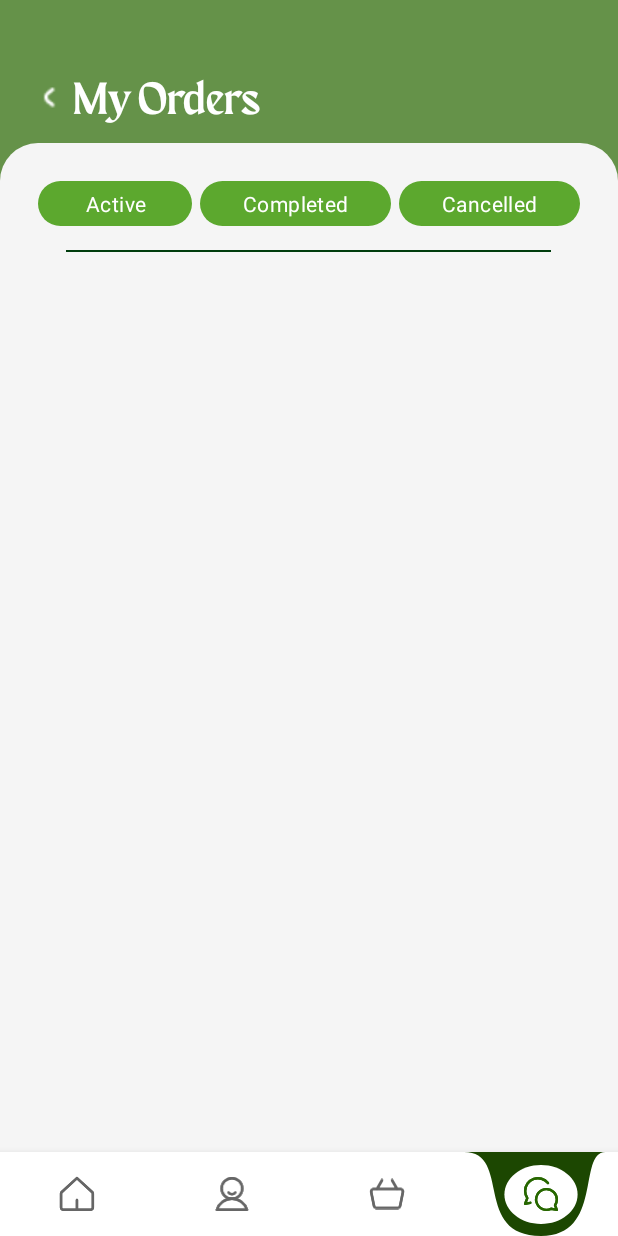
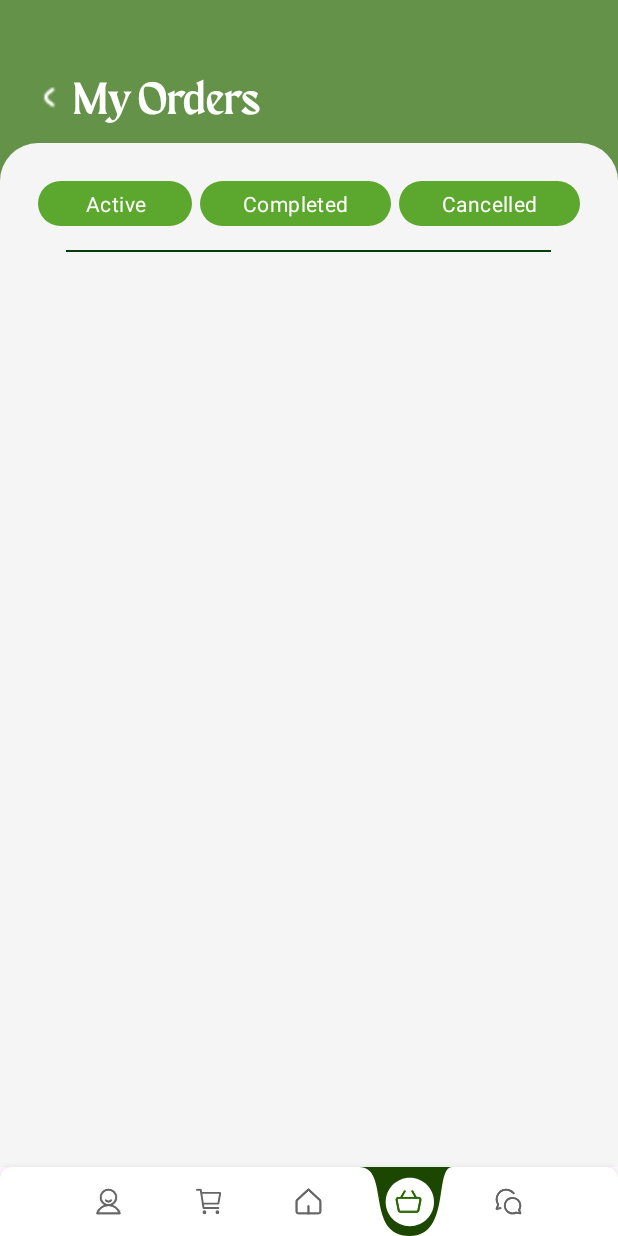
Before and after one commit to aishki/umahan, an Android app: the MainActivity screen opened directly, with no data from a screen before it, item 4 of the bottom bar chosen, on a phone screen of 412 x 824 dp. Run offline under Robolectric (Android 15) with nearby library versions, the light colour scheme and no system bars; 1 statement that could not run was skipped.

Commit message:
bottom nav bar updated with additional cart

```diff
--- a/app/src/main/java/com/example/b2b/MainActivity.kt
+++ b/app/src/main/java/com/example/b2b/MainActivity.kt
@@ -3,6 +3,7 @@
 import android.content.Intent
 import android.os.Bundle
 import android.util.Log
+import android.view.ViewGroup
 import androidx.appcompat.app.AppCompatActivity
 import androidx.fragment.app.Fragment
 import com.google.android.material.bottomnavigation.BottomNavigationView
@@ -14,6 +15,18 @@
         setContentView(R.layout.activity_main)
 
         val bottomNavigationView = findViewById<BottomNavigationView>(R.id.bottom_navigation)
+
+
+// Iterate through the BottomNavigationView items
+        for (i in 0 until bottomNavigationView.childCount) {
+            val itemView = bottomNavigationView.getChildAt(i)
+
+            // Adjust the width of each item programmatically
+            val params = itemView.layoutParams as ViewGroup.LayoutParams
+            params.width = 500 // Set the desired width in pixels or convert dp to px
+            itemView.layoutParams = params
+        }
+
 
         if (savedInstanceState == null) {
             val userType = intent.getStringExtra("USER_TYPE")
@@ -49,6 +62,10 @@
                     // loadFragment(BuyerChatFragment())
                     true
                 }
+                R.id.cart -> {
+                    // loadFragment(BuyerCartFragment())
+                    true
+                }
                 else -> false
             }
         }
--- /dev/null
+++ b/app/src/main/res/drawable/ic_cart.xml
@@ -0,0 +1,38 @@
+<vector xmlns:android="http://schemas.android.com/apk/res/android"
+    android:width="31dp"
+    android:height="31dp"
+    android:viewportWidth="31"
+    android:viewportHeight="31">
+  <group>
+    <clip-path
+        android:pathData="M0.474,0.5h30v30h-30z"/>
+    <path
+        android:pathData="M10.828,29.069C11.417,29.069 11.894,28.517 11.894,27.836C11.894,27.154 11.417,26.602 10.828,26.602C10.24,26.602 9.763,27.154 9.763,27.836C9.763,28.517 10.24,29.069 10.828,29.069Z"
+        android:strokeLineJoin="round"
+        android:strokeWidth="2.22222"
+        android:fillColor="#00000000"
+        android:strokeColor="#276700"
+        android:strokeLineCap="round"/>
+    <path
+        android:pathData="M25.743,29.069C26.332,29.069 26.809,28.517 26.809,27.836C26.809,27.154 26.332,26.602 25.743,26.602C25.155,26.602 24.678,27.154 24.678,27.836C24.678,28.517 25.155,29.069 25.743,29.069Z"
+        android:strokeLineJoin="round"
+        android:strokeWidth="2.22222"
+        android:fillColor="#00000000"
+        android:strokeColor="#276700"
+        android:strokeLineCap="round"/>
+    <path
+        android:pathData="M2.306,1.931H6.567L9.763,22.901H26.809"
+        android:strokeLineJoin="round"
+        android:strokeWidth="2.22222"
+        android:fillColor="#00000000"
+        android:strokeColor="#276700"
+        android:strokeLineCap="round"/>
+    <path
+        android:pathData="M9.763,17.967H26.372C26.495,17.968 26.615,17.918 26.71,17.828C26.805,17.737 26.87,17.611 26.895,17.472L28.812,6.37C28.828,6.28 28.826,6.188 28.807,6.099C28.788,6.011 28.752,5.928 28.702,5.857C28.652,5.787 28.589,5.73 28.517,5.691C28.446,5.652 28.368,5.632 28.289,5.632H7.633"
+        android:strokeLineJoin="round"
+        android:strokeWidth="2.22222"
+        android:fillColor="#00000000"
+        android:strokeColor="#276700"
+        android:strokeLineCap="round"/>
+  </group>
+</vector>
--- a/app/src/main/res/drawable/nav_item_active_background.xml
+++ b/app/src/main/res/drawable/nav_item_active_background.xml
@@ -1,9 +1,8 @@
 <vector xmlns:android="http://schemas.android.com/apk/res/android"
-    android:width="55dp"
-    android:height="55dp"
-    android:viewportWidth="122"
-    android:viewportHeight="77"
-    android:scaleType="fitXY">
+    android:width="113dp"
+    android:height="70dp"
+    android:viewportWidth="120"
+    android:viewportHeight="77">
 
     <!-- First path (the green ellipse) -->
     <path
--- /dev/null
+++ b/app/src/main/res/drawable/nav_rounded_bg.xml
@@ -0,0 +1,9 @@
+<?xml version="1.0" encoding="utf-8"?>
+<shape xmlns:android="http://schemas.android.com/apk/res/android">
+    <solid android:color="#FFFFFF" /> <!-- Background color for the BottomNavigationView -->
+    <corners
+        android:topLeftRadius="8dp"
+        android:topRightRadius="8dp"
+        android:bottomLeftRadius="0dp"
+        android:bottomRightRadius="0dp" />
+</shape>
--- a/app/src/main/res/layout/activity_main.xml
+++ b/app/src/main/res/layout/activity_main.xml
@@ -16,14 +16,15 @@
     <com.google.android.material.bottomnavigation.BottomNavigationView
         android:id="@+id/bottom_navigation"
         android:layout_width="match_parent"
-        android:layout_height="wrap_content"
+        android:layout_height="46dp"
         android:layout_alignParentBottom="true"
-        app:layout_constraintEnd_toEndOf="parent"
-        app:layout_constraintHorizontal_bias="0.5"
-        app:layout_constraintStart_toStartOf="parent"
+        android:paddingHorizontal="5dp"
+        android:background="@drawable/nav_rounded_bg"
+        android:clipToOutline="true"
+        android:theme="@style/BottomNavigationViewNoTheme"
+        app:itemIconSize="18dp"
         app:labelVisibilityMode="unlabeled"
         app:menu="@menu/bottom_nav_menu"
         app:itemIconTint="@null"
-        android:theme="@style/BottomNavigationViewNoTheme"
-        app:itemBackground="@drawable/nav_item_background_selector"/>
+        app:itemBackground="@drawable/nav_item_background_selector" />
 </RelativeLayout>
--- a/app/src/main/res/menu/bottom_nav_menu.xml
+++ b/app/src/main/res/menu/bottom_nav_menu.xml
@@ -1,21 +1,31 @@
 <menu xmlns:android="http://schemas.android.com/apk/res/android">
+    <item
+        android:id="@+id/profile"
+        android:icon="@drawable/ic_profile"
+        android:layout_margin="10dp"
+        android:title="Profile" />
+
+    <item
+        android:id="@+id/cart"
+        android:icon="@drawable/ic_cart"
+        android:layout_margin="10dp"
+        android:title="Cart" />
+
     <item
         android:id="@+id/home"
         android:icon="@drawable/ic_home"
+        android:layout_margin="10dp"
         android:title="Home" />
-
-    <item
-        android:id="@+id/profile"
-        android:icon="@drawable/ic_profile"
-        android:title="Profile" />
 
     <item
         android:id="@+id/my_orders"
         android:icon="@drawable/ic_my_orders"
+        android:layout_margin="10dp"
         android:title="My Orders" />
 
     <item
         android:id="@+id/chat"
         android:icon="@drawable/ic_msg"
+        android:layout_margin="10dp"
         android:title="Chat" />
 </menu>
--- a/app/src/main/res/values/strings.xml
+++ b/app/src/main/res/values/strings.xml
@@ -1,34 +1,71 @@
 <resources>
+    <!-- App Name -->
     <string name="app_name">Umahan</string>
-    <string name="forget_password">Forgot Password?</string>
-    <string name="log_in">Log In</string>
-    <string name="don_t_have_an_account_sign_up">Don’t have an account? Sign Up</string>
-    <string name="bgimage">bgimage</string>
+
+    <!-- Welcome Message -->
     <string name="welcome_msg">Welcome to\nUmahan!</string>
-    <string name="umahan_link">Umahan Link</string>
-    <string name="bdescrip">Umahan Link helps farmers sell directly to businesses for fair prices and fresh produce. Sign in to manage your sales, explore products, and grow your farm business easily.</string>
+
+    <!-- Descriptions -->
+    <string name="umahan_link">Umahan</string>
+    <string name="bdescrip">Umahan helps farmers sell directly to businesses for fair prices and fresh produce. Sign in to manage your sales, explore products, and grow your farm business easily.</string>
+
+    <!-- Default Data -->
     <string name="defaultemail">bellaesther@gmail.com</string>
     <string name="defaultpassword">••••••••</string>
+
+    <!-- Button Labels -->
+    <string name="log_in">Log In</string>
+    <string name="sign_up">Sign Up</string>
     <string name="back_button">Back</string>
+
+    <!-- Labels for Form Inputs -->
     <string name="email_label">Email</string>
     <string name="password_label">Password</string>
     <string name="name_label">Name</string>
     <string name="phone_number">Phone Number</string>
-    <string name="ques">Are you a..</string>
     <string name="suffix">Suffix</string>
     <string name="last_name">Last name</string>
     <string name="middle_name">Middle name</string>
     <string name="first_name">First name</string>
+
+    <!-- Placeholder Data -->
     <string name="sample_contact_no">(+639) 1231 2345</string>
-    <string name="sign_up">Sign Up</string>
+
+    <!-- Roles & Questions -->
+    <string name="ques">Are you a..</string>
     <string name="select">Select Role</string>
     <string name="farmer">Farmer</string>
     <string name="buyer">Buyer</string>
+
+    <!-- Links & Actions -->
+    <string name="forget_password">Forgot Password?</string>
+    <string name="don_t_have_an_account_sign_up">Don’t have an account? Sign Up</string>
     <string name="change">Click to change!</string>
-    <string name="reco_products">Featured</string>
+
+    <!-- Screen Labels -->
+    <string name="bgimage">bgimage</string>
+
+    <!-- Home Screen Sections -->
+    <string name="reco_products">recommended_products</string>
     <string name="recommended">Recommended</string>
     <string name="my_orders">My Orders</string>
     <string name="featured_products">featured products\n</string>
     <string name="product_category">product category\n</string>
     <string name="farmer_profiles">farmer profiles</string>
+    <string name="maayong_adlaw">Maayong Adlaw</string>
+    <string name="view_all">View All</string>
+    <string name="price">Price</string>
+
+    <!--Product Category-->
+    <string name="category_a">category_a</string>
+    <string name="category_b">category_b</string>
+    <string name="category_c">category_c</string>
+    <string name="category_d">category_d</string>
+    <string name="category_e">category_e</string>
+    <string name="product">product</string>
+    <string name="fruits">Fruits</string>
+    <string name="vegetables">Vegetables</string>
+    <string name="seeds_n_beans">Seeds n\' Beans</string>
+    <string name="spices">Spices</string>
+    <string name="bundle">Bundle</string>
 </resources>
```
